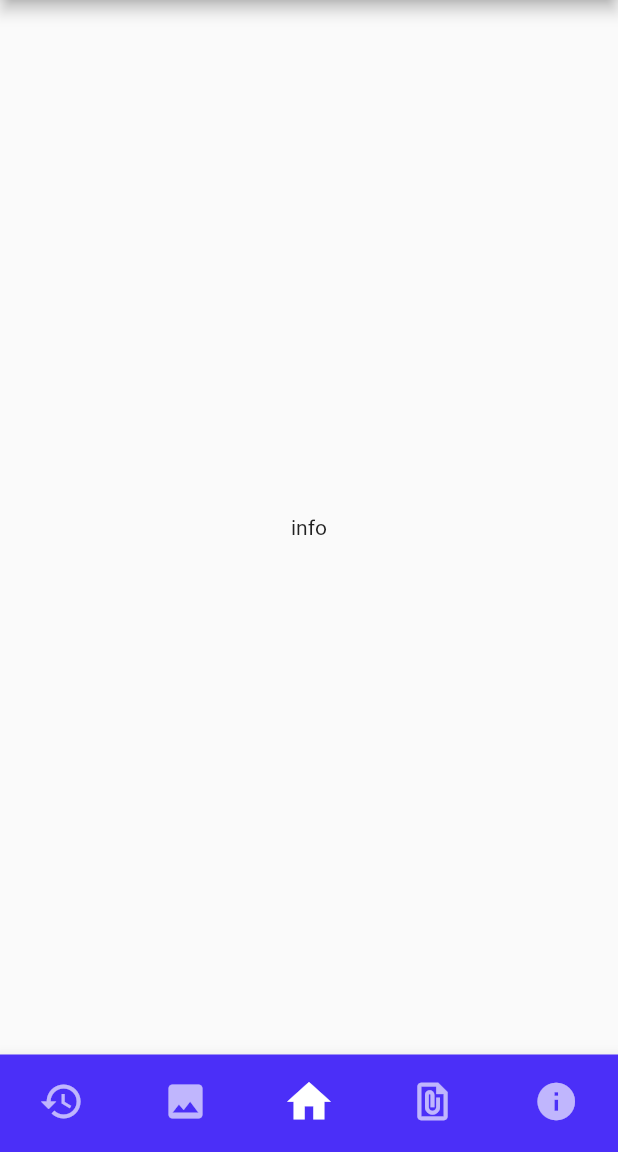
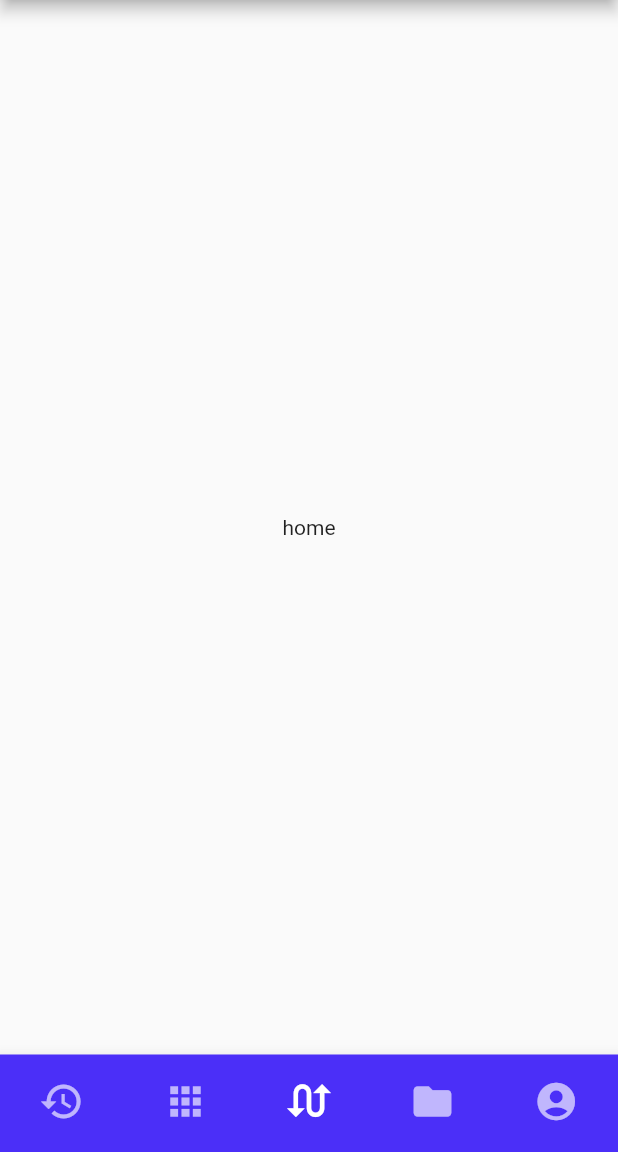
Before and after one commit to iamjithinjohnson/Give-iT, a Flutter app: the screen it shows after launch, item 3 of the bottom bar chosen, on a phone screen of 412 x 824 dp, the part 84-1236 px from its top. Run offline on Flutter 3.47's test engine with Material 2 defaults, Android fonts, the phone set to English and light mode, and no system bars; our stand-ins replace get.

Commit message:
bottom navigation small change

```diff
--- a/lib/homepage/homepage.dart
+++ b/lib/homepage/homepage.dart
@@ -6,9 +6,9 @@ class HomePage extends StatelessWidget {
   final NavController navController = Get.put(NavController());
 
   final List<Widget> bodycontent = [
+    Text('history'),
+    Text('apps'),
     Text('home'),
-    Text('content'),
-    Text('info'),
     Text('bio'),
     Text('info'),
   ];
@@ -35,25 +35,26 @@ class HomePage extends StatelessWidget {
           unselectedItemColor: Colors.white.withOpacity(.65),
           showSelectedLabels: false,
           showUnselectedLabels: false,
+
           items: [
             BottomNavigationBarItem(
               icon: Icon(Icons.history),
               label: 'history',
             ),
             BottomNavigationBarItem(
-              icon: Icon(Icons.image),
-              label: 'image',
+              icon: Icon(Icons.apps),
+              label: 'apps',
             ),
             BottomNavigationBarItem(
-              icon: Icon(Icons.home),
+              icon: Icon(Icons.swap_calls),
               label: 'home',
             ),
             BottomNavigationBarItem(
-              icon: Icon(Icons.file_present),
-              label: 'file',
+              icon: Icon(Icons.folder),
+              label: 'folder',
             ),
             BottomNavigationBarItem(
-              icon: Icon(Icons.info),
+              icon: Icon(Icons.account_circle),
               label: 'info',
             ),
           ],
```
